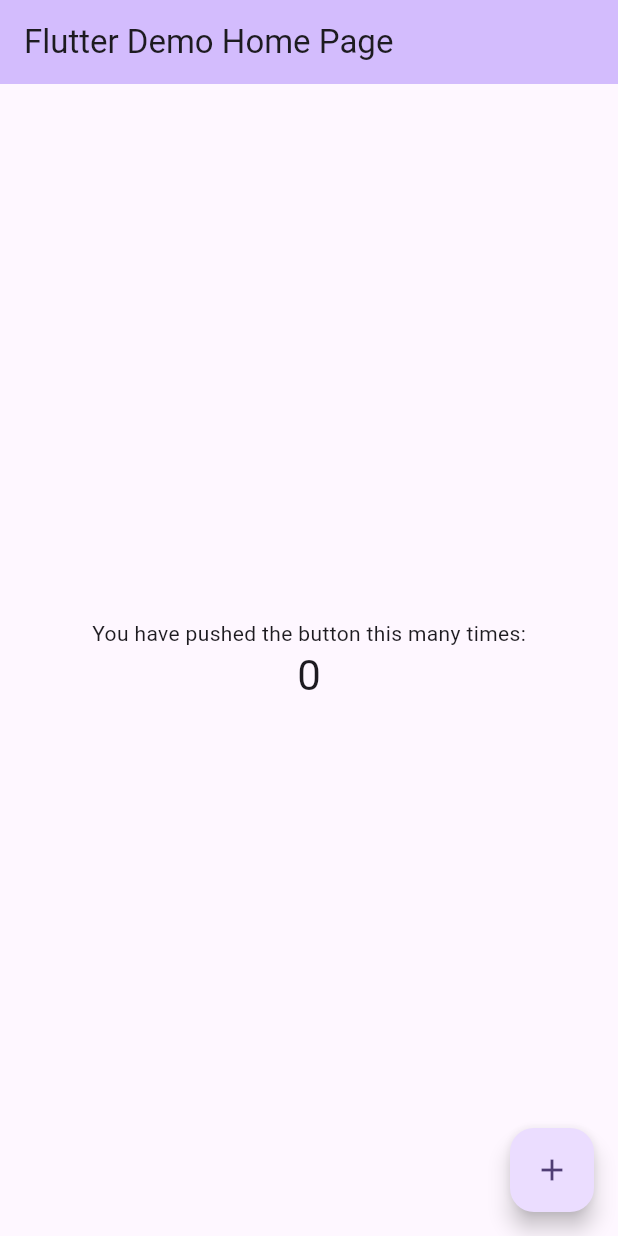
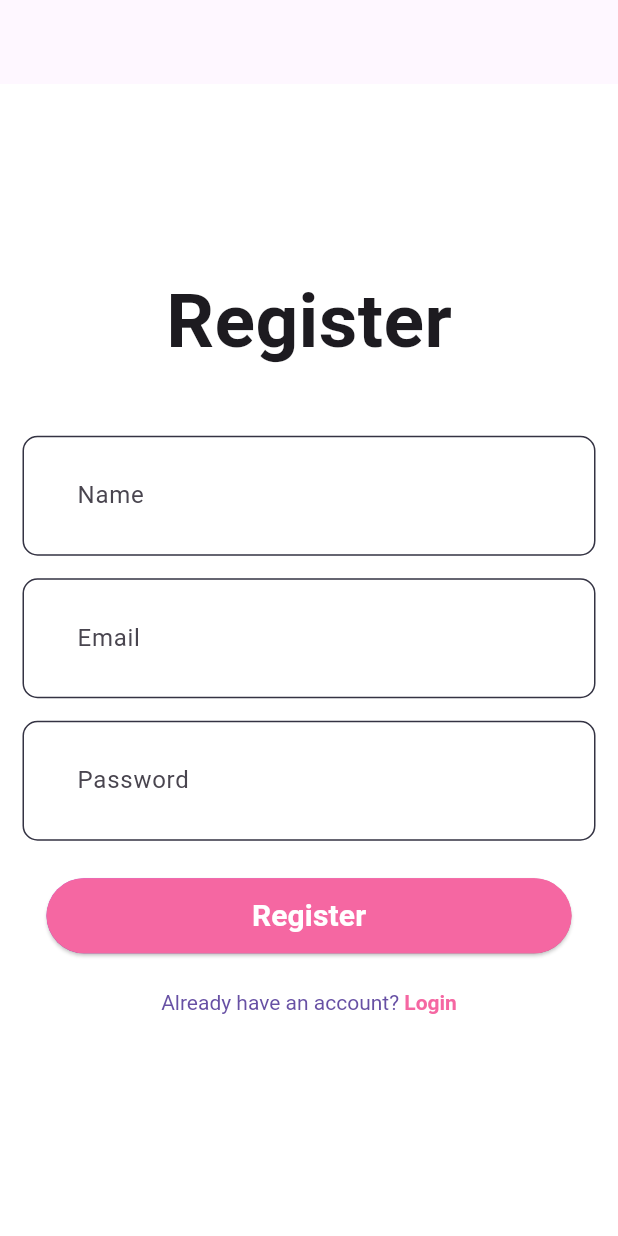
Before and after one commit to anvng/MusicNow, a Flutter app: the screen it shows after launch, on a phone screen of 412 x 824 dp. Run offline on Flutter 3.47's test engine with Material 3 defaults, Android fonts, the phone set to English and light mode, and no system bars.

Commit message:
style: UI Register

```diff
--- /dev/null
+++ b/client/music_now/lib/core/theme/app_pallete.dart
@@ -0,0 +1,21 @@
+import 'package:flutter/material.dart';
+
+class AppPalette {
+  static const cardColor = Color.fromRGBO(30, 30, 30, 1);
+  static const greenColor = Colors.green;
+  static const subtitleText = Color(0xffa7a7a8);
+  static const inactiveBottomBarItemColor = Color(0xffababab);
+
+  static const Color backgroundColor = Color.fromRGBO(18, 18, 18, 1);
+  static const Color gradient1 = Color.fromRGBO(187, 63, 221, 1);
+  static const Color gradient2 = Color.fromRGBO(245, 103, 162, 1);
+  static const Color gradient3 = Color.fromRGBO(255, 159, 124, 1);
+  static const Color borderColor = Color.fromRGBO(52, 51, 67, 1);
+  static const Color whiteColor = Colors.white;
+  static const Color greyColor = Colors.grey;
+  static const Color errorColor = Colors.redAccent;
+  static const Color transparentColor = Colors.transparent;
+
+  static const Color inactiveSeekColor = Colors.white38;
+
+}
--- /dev/null
+++ b/client/music_now/lib/core/theme/theme.dart
@@ -0,0 +1,39 @@
+import 'package:flutter/material.dart';
+import 'package:music_now/core/theme/app_pallete.dart';
+
+class AppTheme {
+  static final darkThemeMode = ThemeData.dark().copyWith(
+      scaffoldBackgroundColor: AppPalette.backgroundColor,
+      inputDecorationTheme: InputDecorationTheme(
+        contentPadding: const EdgeInsets.all(28),
+        enabledBorder: _border(AppPalette.borderColor),
+        focusedBorder: OutlineInputBorder(
+          borderSide: const BorderSide(
+            color: AppPalette.gradient2,
+            width: 1,
+          ),
+          borderRadius: BorderRadius.circular(20),
+        ),
+      ));
+
+  static OutlineInputBorder _border(Color color) => OutlineInputBorder(
+        borderSide: BorderSide(
+          color: color,
+          width: 1,
+        ),
+        borderRadius: BorderRadius.circular(10),
+      );
+  static final lightThemeMode = ThemeData.light().copyWith(
+      scaffoldBackgroundColor: const Color.fromARGB(255, 255, 255, 255),
+      inputDecorationTheme: InputDecorationTheme(
+        contentPadding: const EdgeInsets.all(28),
+        enabledBorder: _border(AppPalette.borderColor),
+        focusedBorder: OutlineInputBorder(
+          borderSide: const BorderSide(
+            color: AppPalette.gradient2,
+            width: 1,
+          ),
+          borderRadius: BorderRadius.circular(20),
+        ),
+      ));
+}
--- /dev/null
+++ b/client/music_now/lib/features/auth/view/pages/register_page.dart
@@ -0,0 +1,99 @@
+import 'package:flutter/material.dart';
+import 'package:music_now/core/theme/app_pallete.dart';
+import 'package:music_now/features/auth/view/widgets/auth_gradient_button.dart';
+import 'package:music_now/features/auth/view/widgets/custom_field.dart';
+
+class RegisterPage extends StatefulWidget {
+  const RegisterPage({super.key});
+
+  @override
+  State<RegisterPage> createState() => _RegisterPageState();
+}
+
+class _RegisterPageState extends State<RegisterPage> {
+  final nameController = TextEditingController();
+  final emailController = TextEditingController();
+  final passwordController = TextEditingController();
+  final formKey = GlobalKey<FormState>();
+  @override
+  void dispose() {
+    nameController.dispose();
+    emailController.dispose();
+    passwordController.dispose();
+    super.dispose();
+  }
+
+  @override
+  Widget build(BuildContext context) {
+    return Scaffold(
+      appBar: AppBar(),
+      body: Padding(
+        padding: const EdgeInsets.all(15.0),
+        child: Form(
+          key: formKey,
+          child: Column(
+            mainAxisAlignment: MainAxisAlignment.center,
+            children: [
+              const Text(
+                "Register",
+                style: TextStyle(
+                  fontSize: 50,
+                  fontWeight: FontWeight.bold,
+                ),
+              ),
+              const SizedBox(
+                height: 40,
+              ),
+              CustomField(
+                hintText: ' Name',
+                controller: nameController,
+              ),
+              const SizedBox(
+                height: 15,
+              ),
+              CustomField(
+                hintText: ' Email',
+                controller: emailController,
+              ),
+              const SizedBox(
+                height: 15,
+              ),
+              CustomField(
+                hintText: ' Password',
+                controller: passwordController,
+                isobscureText: true,
+              ),
+              const SizedBox(
+                height: 25,
+              ),
+              const AuthGradientButton(),
+              const SizedBox(
+                height: 25,
+              ),
+              RichText(
+                text: TextSpan(
+                  text: "Already have an account? ",
+                  style: TextStyle(
+                    color: Theme.of(context).colorScheme.primary,
+                  ),
+                  children: const [
+                    TextSpan(
+                      text: "Login",
+                      style: TextStyle(
+                        color: AppPalette.gradient2,
+                        fontWeight: FontWeight.bold,
+                      ),
+                    )
+                  ],
+                ),
+              ),
+              const SizedBox(
+                height: 25,
+              ),
+            ],
+          ),
+        ),
+      ),
+    );
+  }
+}
--- /dev/null
+++ b/client/music_now/lib/features/auth/view/widgets/auth_gradient_button.dart
@@ -0,0 +1,33 @@
+import 'package:flutter/material.dart';
+import 'package:music_now/core/theme/app_pallete.dart';
+
+class AuthGradientButton extends StatelessWidget {
+  const AuthGradientButton({super.key});
+
+  @override
+  Widget build(BuildContext context) {
+    return Container(
+        decoration: BoxDecoration(
+          gradient: const LinearGradient(
+            colors: [AppPalette.gradient1, AppPalette.gradient2],
+            begin: Alignment.topLeft,
+            end: Alignment.bottomRight,
+          ),
+          borderRadius: BorderRadius.circular(50),
+        ),
+        child: ElevatedButton(
+            onPressed: () {},
+            style: ElevatedButton.styleFrom(
+              fixedSize: const Size(350, 50),
+              backgroundColor: AppPalette.gradient2,
+              shape: RoundedRectangleBorder(
+                borderRadius: BorderRadius.circular(50),
+              ),
+            ),
+            child: const Text('Register',
+                style: TextStyle(
+                    color: AppPalette.whiteColor,
+                    fontSize: 20,
+                    fontWeight: FontWeight.bold))));
+  }
+}
--- /dev/null
+++ b/client/music_now/lib/features/auth/view/widgets/custom_field.dart
@@ -0,0 +1,34 @@
+import 'package:flutter/material.dart';
+
+class CustomField extends StatefulWidget {
+  final String hintText;
+  final TextEditingController controller;
+  final bool isobscureText;
+  const CustomField(
+      {super.key,
+      required this.hintText,
+      required this.controller,
+      this.isobscureText = false});
+
+  @override
+  State<CustomField> createState() => _CustomFieldState();
+}
+
+class _CustomFieldState extends State<CustomField> {
+  @override
+  Widget build(BuildContext context) {
+    return TextFormField(
+      controller: widget.controller,
+      decoration: InputDecoration(
+        hintText: widget.hintText,
+      ),
+      validator: (value) {
+        if (value!.trim().isEmpty) {
+          return "$widget.hintText is Missing!";
+        }
+        return null;
+      },
+      obscureText: widget.isobscureText,
+    );
+  }
+}
--- a/client/music_now/lib/main.dart
+++ b/client/music_now/lib/main.dart
@@ -1,4 +1,6 @@
 import 'package:flutter/material.dart';
+import 'package:music_now/core/theme/theme.dart';
+import 'package:music_now/features/auth/view/pages/register_page.dart';
 
 void main() {
   runApp(const MyApp());
@@ -7,119 +9,12 @@
 class MyApp extends StatelessWidget {
   const MyApp({super.key});
 
-  // This widget is the root of your application.
   @override
   Widget build(BuildContext context) {
     return MaterialApp(
-      title: 'Flutter Demo',
-      theme: ThemeData(
-        // This is the theme of your application.
-        //
-        // TRY THIS: Try running your application with "flutter run". You'll see
-        // the application has a purple toolbar. Then, without quitting the app,
-        // try changing the seedColor in the colorScheme below to Colors.green
-        // and then invoke "hot reload" (save your changes or press the "hot
-        // reload" button in a Flutter-supported IDE, or press "r" if you used
-        // the command line to start the app).
-        //
-        // Notice that the counter didn't reset back to zero; the application
-        // state is not lost during the reload. To reset the state, use hot
-        // restart instead.
-        //
-        // This works for code too, not just values: Most code changes can be
-        // tested with just a hot reload.
-        colorScheme: ColorScheme.fromSeed(seedColor: Colors.deepPurple),
-        useMaterial3: true,
-      ),
-      home: const MyHomePage(title: 'Flutter Demo Home Page'),
+      title: 'Music Now',
+      theme: AppTheme.lightThemeMode,
+      home: const RegisterPage(),
     );
   }
 }
-
-class MyHomePage extends StatefulWidget {
-  const MyHomePage({super.key, required this.title});
-
-  // This widget is the home page of your application. It is stateful, meaning
-  // that it has a State object (defined below) that contains fields that affect
-  // how it looks.
-
-  // This class is the configuration for the state. It holds the values (in this
-  // case the title) provided by the parent (in this case the App widget) and
-  // used by the build method of the State. Fields in a Widget subclass are
-  // always marked "final".
-
-  final String title;
-
-  @override
-  State<MyHomePage> createState() => _MyHomePageState();
-}
-
-class _MyHomePageState extends State<MyHomePage> {
-  int _counter = 0;
-
-  void _incrementCounter() {
-    setState(() {
-      // This call to setState tells the Flutter framework that something has
-      // changed in this State, which causes it to rerun the build method below
-      // so that the display can reflect the updated values. If we changed
-      // _counter without calling setState(), then the build method would not be
-      // called again, and so nothing would appear to happen.
-      _counter++;
-    });
-  }
-
-  @override
-  Widget build(BuildContext context) {
-    // This method is rerun every time setState is called, for instance as done
-    // by the _incrementCounter method above.
-    //
-    // The Flutter framework has been optimized to make rerunning build methods
-    // fast, so that you can just rebuild anything that needs updating rather
-    // than having to individually change instances of widgets.
-    return Scaffold(
-      appBar: AppBar(
-        // TRY THIS: Try changing the color here to a specific color (to
-        // Colors.amber, perhaps?) and trigger a hot reload to see the AppBar
-        // change color while the other colors stay the same.
-        backgroundColor: Theme.of(context).colorScheme.inversePrimary,
-        // Here we take the value from the MyHomePage object that was created by
-        // the App.build method, and use it to set our appbar title.
-        title: Text(widget.title),
-      ),
-      body: Center(
-        // Center is a layout widget. It takes a single child and positions it
-        // in the middle of the parent.
-        child: Column(
-          // Column is also a layout widget. It takes a list of children and
-          // arranges them vertically. By default, it sizes itself to fit its
-          // children horizontally, and tries to be as tall as its parent.
-          //
-          // Column has various properties to control how it sizes itself and
-          // how it positions its children. Here we use mainAxisAlignment to
-          // center the children vertically; the main axis here is the vertical
-          // axis because Columns are vertical (the cross axis would be
-          // horizontal).
-          //
-          // TRY THIS: Invoke "debug painting" (choose the "Toggle Debug Paint"
-          // action in the IDE, or press "p" in the console), to see the
-          // wireframe for each widget.
-          mainAxisAlignment: MainAxisAlignment.center,
-          children: <Widget>[
-            const Text(
-              'You have pushed the button this many times:',
-            ),
-            Text(
-              '$_counter',
-              style: Theme.of(context).textTheme.headlineMedium,
-            ),
-          ],
-        ),
-      ),
-      floatingActionButton: FloatingActionButton(
-        onPressed: _incrementCounter,
-        tooltip: 'Increment',
-        child: const Icon(Icons.add),
-      ), // This trailing comma makes auto-formatting nicer for build methods.
-    );
-  }
-}
```
